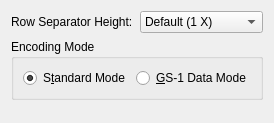
First picture: the form in frontend_qt/grpC49.ui, repository zint/zint, before the edit.
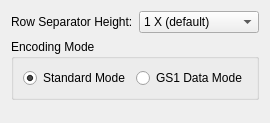
Second picture: the form after the edit.

```diff
--- a/frontend_qt/grpC49.ui
+++ b/frontend_qt/grpC49.ui
@@ -10,6 +10,12 @@
     <height>123</height>
    </rect>
   </property>
+  <property name="maximumSize">
+   <size>
+    <width>600</width>
+    <height>16777215</height>
+   </size>
+  </property>
   <property name="windowTitle">
    <string>Form</string>
   </property>
@@ -30,7 +36,7 @@
       <widget class="QComboBox" name="cmbC49RowSepHeight">
        <item>
         <property name="text">
-         <string>Default (1 X)</string>
+         <string>1 X (default)</string>
         </property>
        </item>
        <item>
@@ -57,24 +63,24 @@
      <property name="title">
       <string>Encoding Mode</string>
      </property>
-     <layout class="QHBoxLayout" name="horizontalLayout">
+     <layout class="QGridLayout" name="gridLayoutC49EncodingMode">
       <property name="sizeConstraint">
        <enum>QLayout::SetMinimumSize</enum>
       </property>
-      <item>
+      <item row="0" column="0">
        <widget class="QRadioButton" name="radC49Stand">
         <property name="text">
-         <string>S&amp;tandard Mode</string>
+         <string>Standard Mode</string>
         </property>
         <property name="checked">
          <bool>true</bool>
         </property>
        </widget>
       </item>
-      <item>
+      <item row="0" column="1">
        <widget class="QRadioButton" name="radC49GS1">
         <property name="text">
-         <string>&amp;GS-1 Data Mode</string>
+         <string>GS1 Data Mode</string>
         </property>
        </widget>
       </item>
```
Left out of the diff: 2 changed lines with no effect on the pictures.
